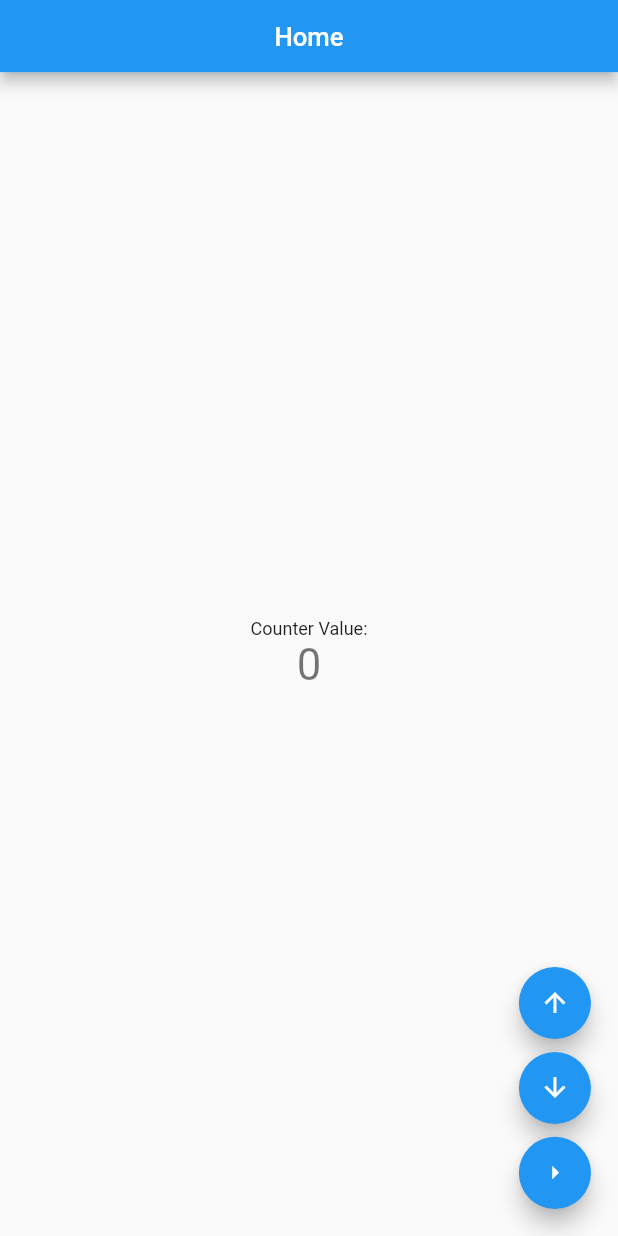
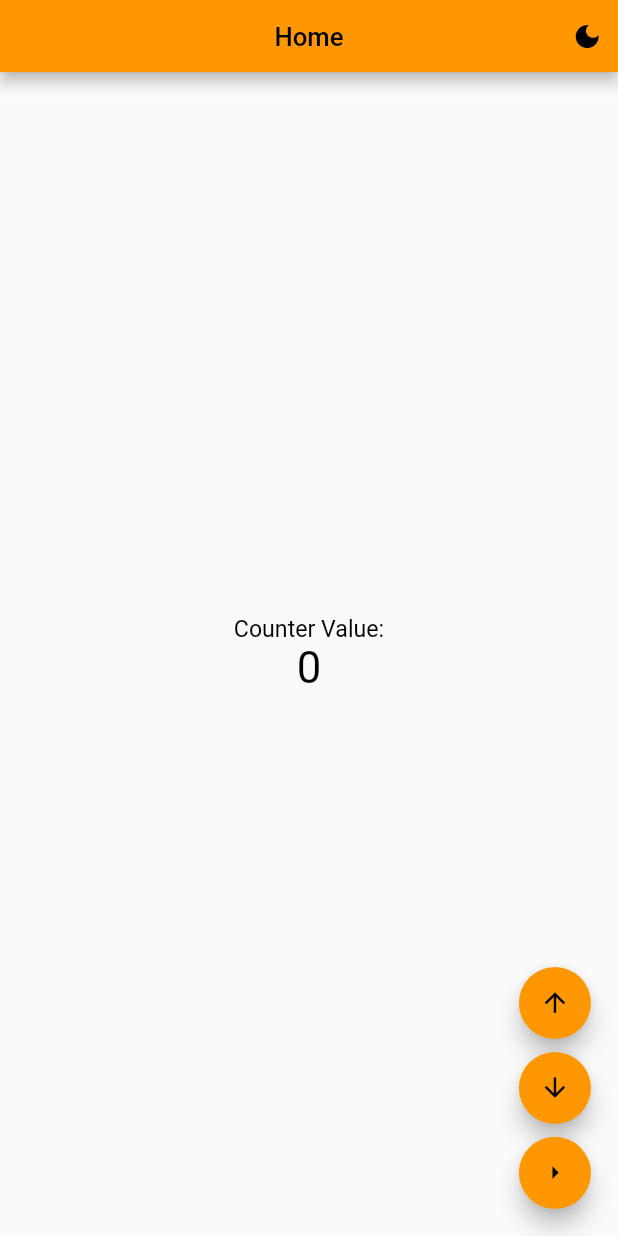
Before and after one commit to Louisiana-Delta-Community-College/StudentResourcesWebApp, a Flutter app: the screen it shows after launch, on a phone screen of 412 x 824 dp. Run offline on Flutter 3.47's test engine with Material 2 defaults, Android fonts, the phone set to English and light mode, and no system bars; our stand-ins replace flutter_modular, responsive_framework.

Commit message:
Adds ability to toggle theme between light and dark mode.

```diff
--- a/lib/Pages/home.dart
+++ b/lib/Pages/home.dart
@@ -7,11 +7,19 @@ class Home extends StatelessWidget {
   Widget build(BuildContext context) {
     // final c = Modular.get<Counter>();
     final c = context.watch<Counter>();
+    final themeController = context.watch<AppTheme>();
 
     return Scaffold(
       appBar: AppBar(
         title: const Text("Home"),
         centerTitle: true,
+        actions: [
+          IconButton(
+              onPressed: () {
+                themeController.toggle();
+              },
+              icon: themeController.icon),
+        ],
       ),
       body: Center(
         child: Column(
--- a/lib/common/common.dart
+++ b/lib/common/common.dart
@@ -4,3 +4,4 @@ export 'package:flutter_modular/flutter_modular.dart';
 
 export 'package:fmtest/Pages/pages.dart';
 export 'package:fmtest/common/controllers/counter.dart';
+export 'package:fmtest/common/controllers/theme.dart';
--- /dev/null
+++ b/lib/common/controllers/theme.dart
@@ -0,0 +1,81 @@
+import 'package:fmtest/common/common.dart';
+
+class AppTheme extends ChangeNotifier {
+  ThemeMode _themeMode = ThemeMode.light;
+
+  ThemeMode get themeMode => _themeMode;
+
+  Icon get icon => _themeMode == ThemeMode.dark
+      ? const Icon(Icons.light_mode_sharp)
+      : const Icon(Icons.dark_mode_sharp);
+
+  toggle() {
+    _themeMode == ThemeMode.dark
+        ? _themeMode = ThemeMode.light
+        : _themeMode = ThemeMode.dark;
+    notifyListeners();
+  }
+
+  ThemeData light = ThemeData.light().copyWith(
+    colorScheme: const ColorScheme(
+      brightness: Brightness.light,
+      primary: Colors.orange,
+      onPrimary: Colors.black,
+      secondary: Colors.orange,
+      onSecondary: Colors.black,
+      error: Colors.red,
+      onError: Colors.black,
+      background: Colors.black,
+      onBackground: Colors.black,
+      surface: Colors.orange,
+      onSurface: Colors.black,
+    ),
+    textTheme: const TextTheme(
+      bodyText1: TextStyle(
+        fontSize: 20,
+        color: Colors.black,
+      ),
+      bodyText2: TextStyle(
+        fontSize: 18,
+        color: Colors.black,
+      ),
+      button: TextStyle(
+        fontSize: 20,
+        color: Colors.black,
+      ),
+      headline4: TextStyle(
+        color: Colors.black,
+      ),
+    ),
+  );
+
+  ThemeData dark = ThemeData.dark().copyWith(
+    colorScheme: const ColorScheme(
+      brightness: Brightness.dark,
+      primary: Colors.orange,
+      onPrimary: Colors.black,
+      secondary: Colors.orange,
+      onSecondary: Colors.black,
+      error: Colors.red,
+      onError: Colors.black,
+      background: Colors.black,
+      onBackground: Colors.white,
+      surface: Colors.orange,
+      onSurface: Colors.white,
+    ),
+    textTheme: const TextTheme(
+      bodyText1: TextStyle(
+        fontSize: 20,
+        color: Colors.white,
+      ),
+      bodyText2: TextStyle(
+        fontSize: 18,
+        color: Colors.white,
+      ),
+      button: TextStyle(
+        fontSize: 20,
+        color: Colors.white,
+      ),
+    ),
+  );
+}
--- a/lib/main.dart
+++ b/lib/main.dart
@@ -15,6 +15,7 @@ class ModularConfig extends Module {
   @override
   List<Bind> get binds => [
         Bind.singleton((i) => Counter()),
+        Bind.singleton((i) => AppTheme()),
       ];
 
   @override
@@ -29,12 +30,13 @@ class MyApp extends StatelessWidget {
 
   @override
   Widget build(BuildContext context) {
+    final themeController = context.watch<AppTheme>();
     return MaterialApp.router(
       title: 'Flutter Modular Demo',
       debugShowCheckedModeBanner: false,
-      theme: ThemeData(
-        primarySwatch: Colors.blue,
-      ),
+      themeMode: themeController.themeMode,
+      theme: themeController.light,
+      darkTheme: themeController.dark,
       routeInformationParser: Modular.routeInformationParser,
       routerDelegate: Modular.routerDelegate,
       builder: (context, widget) => ResponsiveWrapper.builder(
```
